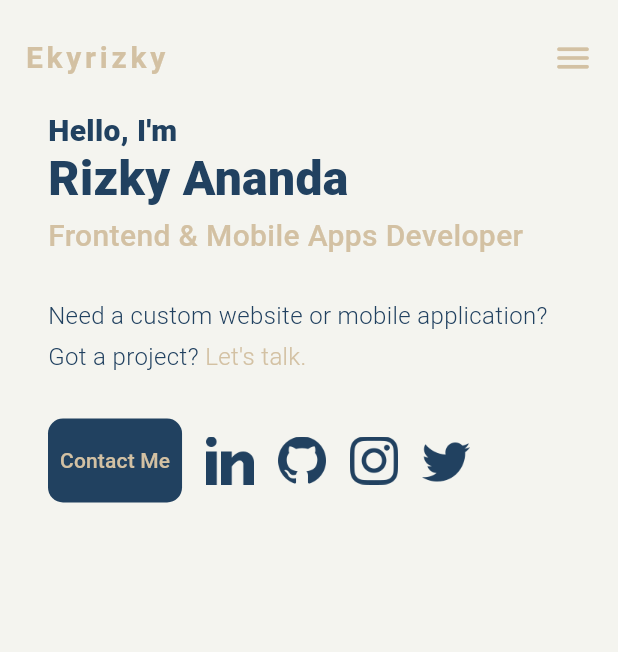
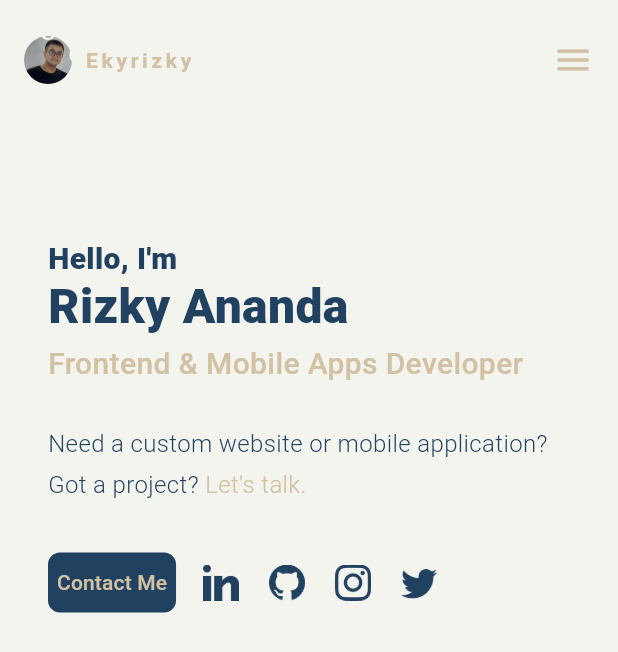
Before and after one commit to ekyrizky/ekyrizky-web-portfolio, a Flutter app: the screen it shows after launch, on a phone screen of 412 x 824 dp. Shown: the top 652 px of the screen. Run offline on Flutter 3.47's test engine with Material 3 defaults, Android fonts, the phone set to English and light mode, and no system bars; our stand-ins replace get, google_fonts, lottie; missing offline and left inert: dart:html; Roboto replaces fonts that are missing (Farro).

Commit message:
update header & hero

```diff
--- a/lib/components/atoms/brand_text_atom.dart
+++ b/lib/components/atoms/brand_text_atom.dart
@@ -1,4 +1,5 @@
 import 'package:ekyrizky_portfolio/utils/constants.dart';
+import 'package:ekyrizky_portfolio/utils/screen_helper.dart';
 import 'package:flutter/material.dart';
 
 class BrandTextAtom extends StatelessWidget {
@@ -10,11 +11,11 @@ class BrandTextAtom extends StatelessWidget {
       cursor: SystemMouseCursors.click,
       child: GestureDetector(
         onTap: () {},
-        child: const Text(
+        child: Text(
           'Ekyrizky',
           style: TextStyle(
             color: kSecondaryColor,
-            fontSize: 20,
+            fontSize: ScreenHelper.isMobile(context) ? 14 : 20,
             fontWeight: FontWeight.bold,
             letterSpacing: 2.5,
           ),
--- a/lib/components/atoms/clickable_icon.dart
+++ b/lib/components/atoms/clickable_icon.dart
@@ -1,3 +1,4 @@
+import 'package:ekyrizky_portfolio/utils/screen_helper.dart';
 import 'package:flutter/material.dart';
 
 class ClickableIconAtom extends StatelessWidget {
@@ -20,8 +21,8 @@ class ClickableIconAtom extends StatelessWidget {
         },
         child: Image.asset(
           icon,
-          width: 32,
-          height: 32,
+          width: ScreenHelper.isMobile(context) ? 24 : 32,
+          height: ScreenHelper.isMobile(context) ? 24 : 32,
           fit: BoxFit.cover,
         ),
       ),
--- a/lib/components/atoms/text_button_atom.dart
+++ b/lib/components/atoms/text_button_atom.dart
@@ -1,4 +1,5 @@
 import 'package:ekyrizky_portfolio/utils/constants.dart';
+import 'package:ekyrizky_portfolio/utils/screen_helper.dart';
 import 'package:flutter/material.dart';
 
 class TextButtonAtom extends StatelessWidget {
@@ -18,14 +19,14 @@ class TextButtonAtom extends StatelessWidget {
       style: ButtonStyle(
         backgroundColor: MaterialStateProperty.all<Color>(kPrimaryColor),
         padding: MaterialStateProperty.all<EdgeInsets>(
-          const EdgeInsets.symmetric(
-            horizontal: 8,
-            vertical: 18,
+          EdgeInsets.symmetric(
+            horizontal: ScreenHelper.isMobile(context) ? 6 : 8,
+            vertical: ScreenHelper.isMobile(context) ? 10 : 16,
           ),
         ),
         shape: MaterialStateProperty.all<RoundedRectangleBorder>(
           RoundedRectangleBorder(
-            borderRadius: BorderRadius.circular(10.0),
+            borderRadius: BorderRadius.circular(8),
           ),
         ),
       ),
--- a/lib/components/molecules/hero_social_molecule.dart
+++ b/lib/components/molecules/hero_social_molecule.dart
@@ -8,9 +8,13 @@ class HeroSocialMolecule extends StatelessWidget {
 
   @override
   Widget build(BuildContext context) {
-    return Row(
+    return Wrap(
+      direction: Axis.horizontal,
+      crossAxisAlignment: WrapCrossAlignment.center,
       children: [
-        TextButtonAtom(
+        Padding(
+          padding: const EdgeInsets.only(right: 8),
+          child: TextButtonAtom(
             text: 'Contact Me',
             onTap: () {
               final String mail = Uri(
@@ -22,35 +26,56 @@ class HeroSocialMolecule extends StatelessWidget {
               html.window.open(mail, '_blank');
             },
           ),
-        const SizedBox(width: 16),
-        ClickableIconAtom(
+        ),
+        Padding(
+          padding: const EdgeInsets.symmetric(
+            horizontal: 10,
+            vertical: 8,
+          ),
+          child: ClickableIconAtom(
             icon: 'assets/ic_linkedin.png',
             onTap: () {
               html.window
                   .open('https://www.linkedin.com/in/ekyrizky/', 'new_tab');
             },
           ),
-        const SizedBox(width: 16),
-        ClickableIconAtom(
+        ),
+        Padding(
+          padding: const EdgeInsets.symmetric(
+            horizontal: 10,
+            vertical: 8,
+          ),
+          child: ClickableIconAtom(
             icon: 'assets/ic_github.png',
             onTap: () {
               html.window.open('https://github.com/ekyrizky/', 'new_tab');
             },
           ),
-        const SizedBox(width: 16),
-        ClickableIconAtom(
+        ),
+        Padding(
+          padding: const EdgeInsets.symmetric(
+            horizontal: 10,
+            vertical: 8,
+          ),
+          child: ClickableIconAtom(
             icon: 'assets/ic_instagram.png',
             onTap: () {
               html.window.open('https://instagram.com/ekyrizk_/', 'new_tab');
             },
           ),
-        const SizedBox(width: 16),
-        ClickableIconAtom(
+        ),
+        Padding(
+          padding: const EdgeInsets.symmetric(
+            horizontal: 10,
+            vertical: 8,
+          ),
+          child: ClickableIconAtom(
             icon: 'assets/ic_twitter.png',
             onTap: () {
               html.window.open('https://x.com/rzkyananda/', 'new_tab');
             },
           ),
+        ),
       ],
     );
   }
--- a/lib/components/molecules/nav_brand_molecule.dart
+++ b/lib/components/molecules/nav_brand_molecule.dart
@@ -8,11 +8,7 @@ class NavBrandMolecule extends StatelessWidget {
 
   @override
   Widget build(BuildContext context) {
-    return ScreenHelper(
-      desktop: _build(),
-      tablet: _build(),
-      mobile: _buildMobile(),
-    );
+    return ScreenHelper.isMobile(context) ? _buildMobile() : _build();
   }
 
   Widget _build() {
@@ -22,10 +18,10 @@ class NavBrandMolecule extends StatelessWidget {
   Widget _buildMobile() {
     return const Row(
       mainAxisAlignment: MainAxisAlignment.start,
-      crossAxisAlignment: CrossAxisAlignment.start,
+      crossAxisAlignment: CrossAxisAlignment.center,
       children: [
         PhotoProfileAtom(size: 32),
-        SizedBox(width: 16),
+        SizedBox(width: 8),
         BrandTextAtom(),
       ],
     );
--- a/lib/components/organism/hero_intro_organism.dart
+++ b/lib/components/organism/hero_intro_organism.dart
@@ -1,5 +1,7 @@
+import 'package:ekyrizky_portfolio/components/atoms/photo_profile_atom.dart';
 import 'package:ekyrizky_portfolio/components/molecules/hero_intro_molecule.dart';
 import 'package:ekyrizky_portfolio/components/molecules/hero_social_molecule.dart';
+import 'package:ekyrizky_portfolio/utils/screen_helper.dart';
 import 'package:flutter/material.dart';
 
 class HeroIntroOrganism extends StatelessWidget {
@@ -7,7 +9,26 @@ class HeroIntroOrganism extends StatelessWidget {
 
   @override
   Widget build(BuildContext context) {
+    return ScreenHelper(
+      desktop: _build(),
+      tablet: _build(),
+      mobile: _buildMobile(),
+    );
+  }
+
+  Widget _build() {
+    return Row(
+      mainAxisAlignment: MainAxisAlignment.spaceAround,
+      children: [
+        _buildMobile(),
+        PhotoProfileAtom(size: 220),
+      ],
+    );
+  }
+
+  Widget _buildMobile() {
     return const Column(
+      mainAxisAlignment: MainAxisAlignment.start,
       crossAxisAlignment: CrossAxisAlignment.start,
       children: [
         HeroIntroMolecule(),
--- a/lib/pages/home_revamp.dart
+++ b/lib/pages/home_revamp.dart
@@ -1,6 +1,7 @@
 import 'package:ekyrizky_portfolio/components/organism/header_organism.dart';
 import 'package:ekyrizky_portfolio/components/organism/hero_intro_organism.dart';
 import 'package:ekyrizky_portfolio/utils/constants.dart';
+import 'package:ekyrizky_portfolio/utils/screen_helper.dart';
 import 'package:flutter/material.dart';
 
 class HomeRevamp extends StatelessWidget {
@@ -8,20 +9,27 @@ class HomeRevamp extends StatelessWidget {
 
   @override
   Widget build(BuildContext context) {
-    return const Scaffold(
+    double heroHeight = MediaQuery.of(context).size.height *
+        (ScreenHelper.isMobile(context) ? .10 : .15);
+    return Scaffold(
       backgroundColor: kBackgroundColor,
       body: SingleChildScrollView(
         child: Column(
+          mainAxisAlignment: MainAxisAlignment.start,
+          crossAxisAlignment: CrossAxisAlignment.start,
           children: [
             Padding(
               padding: EdgeInsets.symmetric(
-                horizontal: 16,
+                horizontal: ScreenHelper.isMobile(context) ? 16 : 32,
                 vertical: 24,
               ),
               child: HeaderOrganism(),
             ),
             Padding(
-              padding: EdgeInsets.symmetric(horizontal: 32),
+              padding: EdgeInsets.symmetric(
+                horizontal: 32,
+                vertical: heroHeight,
+              ),
               child: HeroIntroOrganism(),
             ),
           ],
```
Lines whose indentation alone changed are shown as unchanged.
